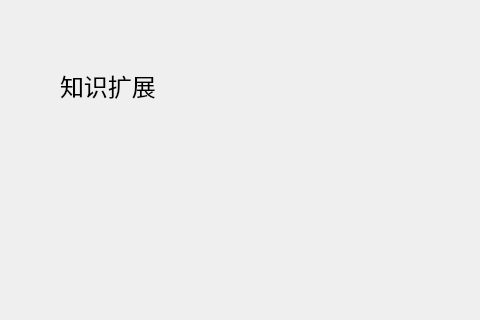
The window that briup/expknowledge.ui (HoraceLee/Tacters) describes before a commit, drawn with Qt 5; both pictures show x 0 to 480 and y 0 to 320 of the 1000 by 618 pixel window.
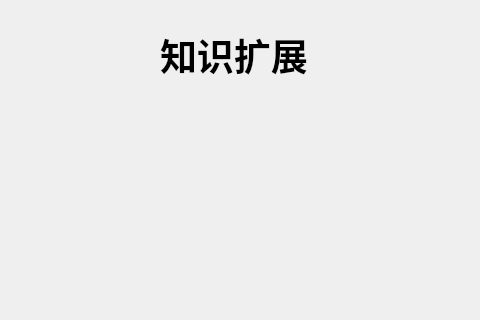
The same window after the commit. Icons and pictures are not drawn.

The edit to the form file:
```diff
--- a/briup/expknowledge.ui
+++ b/briup/expknowledge.ui
@@ -19,19 +19,24 @@
   <property name="windowTitle">
    <string>Form</string>
   </property>
+  <property name="styleSheet">
+   <string notr="true"/>
+  </property>
   <widget class="QLabel" name="label">
    <property name="geometry">
     <rect>
-     <x>60</x>
-     <y>60</y>
-     <width>121</width>
-     <height>51</height>
+     <x>160</x>
+     <y>30</y>
+     <width>150</width>
+     <height>50</height>
     </rect>
    </property>
    <property name="font">
     <font>
      <family>微软雅黑</family>
-     <pointsize>18</pointsize>
+     <pointsize>28</pointsize>
+     <weight>75</weight>
+     <bold>true</bold>
     </font>
    </property>
    <property name="text">
@@ -41,12 +46,15 @@
   <widget class="QLabel" name="expKnowLabel">
    <property name="geometry">
     <rect>
-     <x>60</x>
+     <x>140</x>
      <y>110</y>
-     <width>881</width>
-     <height>441</height>
+     <width>740</width>
+     <height>430</height>
     </rect>
    </property>
+   <property name="styleSheet">
+    <string notr="true"/>
+   </property>
    <property name="text">
     <string/>
    </property>
```
Left out of the diff: 3 changed lines with no effect on the pictures.
